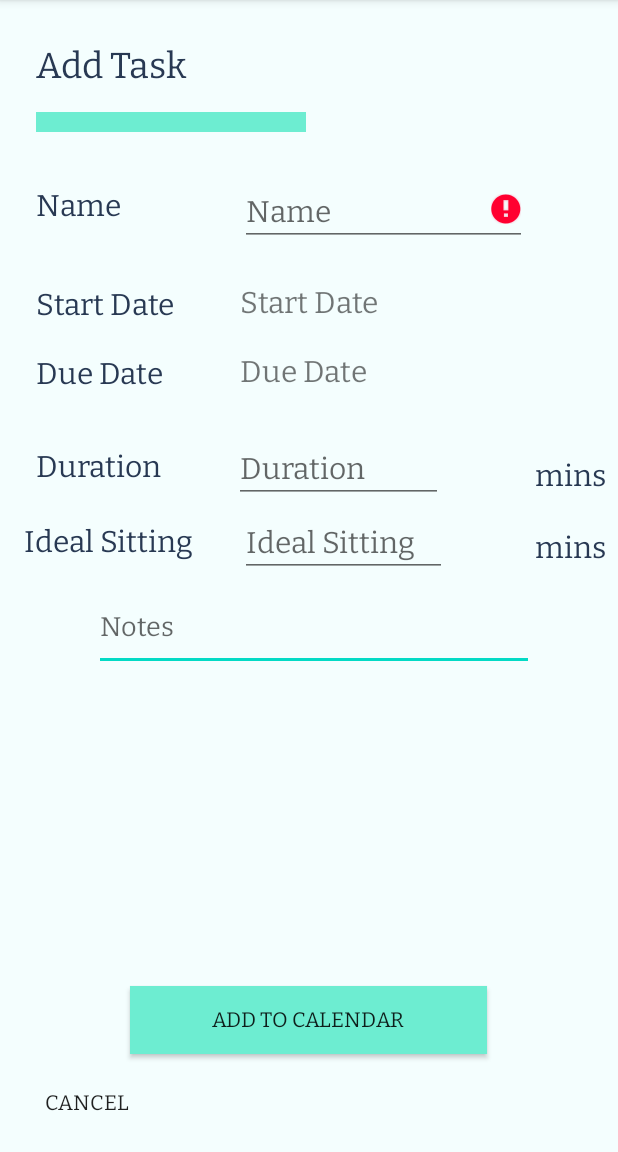
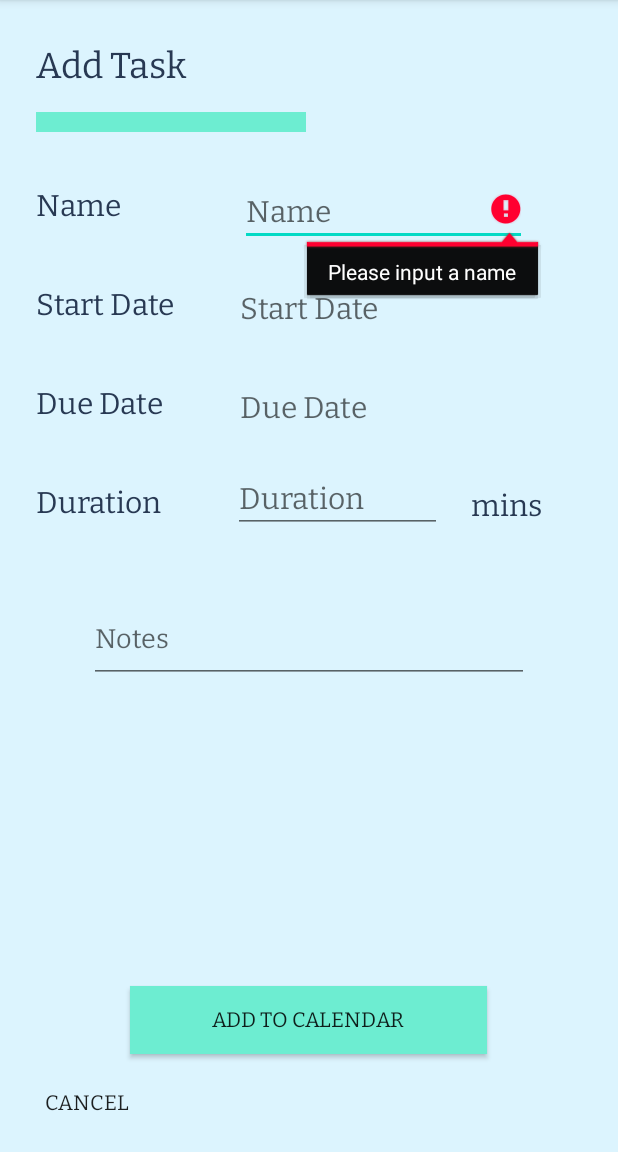
Before and after one commit to scarletdiv0922/Technovation2021, an Android app: the AddTask screen opened directly, with no data from a screen before it, after a tap on "ADD TO CALENDAR", on a phone screen of 412 x 824 dp, the part 84-1236 px from its top. Run offline under Robolectric (Android 15) with nearby library versions, the phone set to English and light mode, and no system bars.

Commit message:
add task layout and check changes

```diff
--- a/app/src/main/java/com/example/technovation2021/AddTask.java
+++ b/app/src/main/java/com/example/technovation2021/AddTask.java
@@ -55,7 +55,6 @@ public class AddTask extends AppCompatActivity {
             taskSDate = findViewById(R.id.idTaskStartDate);
             taskDDate = findViewById(R.id.idTaskDueDate);
             taskDuration = findViewById(R.id.idTaskDuration);
-            taskIdealSitting = findViewById(R.id.idTaskIdealSitting);
 
             int sittings = Integer.parseInt(taskDuration.getText().toString()) / Integer.parseInt(taskIdealSitting.getText().toString());
             Log.d("noDataErrors", "sittings= " + sittings);
@@ -93,16 +92,9 @@ public class AddTask extends AppCompatActivity {
             taskSDate = findViewById(R.id.idTaskStartDate);
             taskDDate = findViewById(R.id.idTaskDueDate);
             taskDuration = findViewById(R.id.idTaskDuration);
-            taskIdealSitting = findViewById(R.id.idTaskIdealSitting);
 
             int tDuration; //Duration of task as integer
             int tIdealSitting; //Ideal Sitting of task as integer
-            //   LocalDateTime currentDate= LocalDateTime.now();
-            //     Date tSDate = new Date(2021, 3, 24); //Start Date for task in date format //TODO: Remove comment
-            //   Date tDDate = new Date(2021, 3, 24); //Due Date for task in date format //TODO: Remove Comment
-
-            //DateTimeFormatter dtf = DateTimeFormatter.ofPattern("mm/dd/yyyy");
-            // LocalDateTime now = LocalDateTime.now();
 
             SimpleDateFormat s1 = new SimpleDateFormat("mm/dd/yyyy");
             try {
--- a/app/src/main/java/com/example/technovation2021/StudentActivity.java
+++ b/app/src/main/java/com/example/technovation2021/StudentActivity.java
@@ -332,12 +332,12 @@ public class StudentActivity<adapter2, simple_spinner_dropdown_item> extends App
             return false;
         }
 
-        if (sunday
-            && monday
-            && tuesday
-            ){
-
-        }
+//        if (sunday
+//            && monday
+//            && tuesday
+//            ){
+//
+//        }
 
 
 
--- a/app/src/main/res/layout/activity_add_task.xml
+++ b/app/src/main/res/layout/activity_add_task.xml
@@ -4,7 +4,7 @@
     xmlns:tools="http://schemas.android.com/tools"
     android:layout_width="match_parent"
     android:layout_height="match_parent"
-    android:background="#d7f4ffff"
+    android:background="#D6D7F4FF"
     tools:context=".AddTask">
 
     <Button
@@ -34,22 +34,6 @@
         android:text="@string/cancel"
         app:layout_constraintBottom_toBottomOf="parent"
         app:layout_constraintStart_toStartOf="parent" />
-
-    <EditText
-        android:id="@+id/idTaskNotes"
-        android:layout_width="293dp"
-        android:layout_height="51dp"
-        android:layout_marginTop="396dp"
-        android:layout_marginEnd="56dp"
-        android:layout_marginRight="56dp"
-        android:autofillHints=""
-        android:ems="10"
-        android:fontFamily="@font/bitter"
-        android:gravity="start|top"
-        android:hint="@string/notes"
-        android:inputType="textMultiLine"
-        app:layout_constraintEnd_toEndOf="parent"
-        app:layout_constraintTop_toTopOf="parent" />
 
     <TextView
         android:id="@+id/idTxtAddTask"
@@ -83,20 +67,6 @@
         app:layout_constraintTop_toBottomOf="@+id/idATLine" />
 
     <TextView
-        android:id="@+id/idTxtTaskName3"
-        android:layout_width="wrap_content"
-        android:layout_height="30sp"
-        android:layout_marginTop="352dp"
-        android:layout_marginEnd="8dp"
-        android:layout_marginRight="8dp"
-        android:fontFamily="@font/bitter"
-        android:text="@string/minutes"
-        android:textColor="#283953"
-        android:textSize="20sp"
-        app:layout_constraintEnd_toEndOf="parent"
-        app:layout_constraintTop_toTopOf="parent" />
-
-    <TextView
         android:id="@+id/idTxtTaskStartDate"
         android:layout_width="wrap_content"
         android:layout_height="30sp"
@@ -111,50 +81,96 @@
         app:layout_constraintTop_toBottomOf="@+id/idTxtTaskName" />
 
     <TextView
-        android:id="@+id/idTxtTaskIdealSitting"
-        android:layout_width="wrap_content"
-        android:layout_height="30sp"
-        android:layout_marginStart="16dp"
-        android:layout_marginLeft="16dp"
-        android:layout_marginTop="20dp"
-        android:fontFamily="@font/bitter"
-        android:text="@string/ideal_sitting"
-        android:textColor="#283953"
-        android:textSize="20sp"
-        app:layout_constraintStart_toStartOf="parent"
-        app:layout_constraintTop_toBottomOf="@+id/idTxtTaskDuration" />
-
-    <TextView
         android:id="@+id/idTaskStartDate"
         android:layout_width="wrap_content"
         android:layout_height="30sp"
         android:layout_marginStart="160dp"
         android:layout_marginLeft="160dp"
-        android:layout_marginTop="20dp"
+        android:layout_marginTop="24dp"
         android:fontFamily="@font/bitter"
         android:gravity="bottom"
+        android:hint="Start Date"
         android:onClick="startDateClicked"
-        android:text="@string/start_date"
         android:textSize="20sp"
         app:layout_constraintStart_toStartOf="parent"
         app:layout_constraintTop_toBottomOf="@+id/idTaskName" />
 
-    <EditText
-        android:id="@+id/idTaskIdealSitting"
-        android:layout_width="138dp"
-        android:layout_height="45dp"
+    <TextView
+        android:id="@+id/idTxtTaskDueDate"
+        android:layout_width="wrap_content"
+        android:layout_height="30sp"
+        android:layout_marginStart="24dp"
+        android:layout_marginLeft="24dp"
+        android:layout_marginTop="36dp"
+        android:fontFamily="@font/bitter"
+        android:text="@string/due_date"
+        android:textColor="#283953"
+        android:textSize="20sp"
+        app:layout_constraintStart_toStartOf="parent"
+        app:layout_constraintTop_toBottomOf="@+id/idTxtTaskStartDate" />
+
+    <TextView
+        android:id="@+id/idTaskDueDate"
+        android:layout_width="wrap_content"
+        android:layout_height="30sp"
         android:layout_marginStart="160dp"
         android:layout_marginLeft="160dp"
-        android:layout_marginTop="4dp"
+        android:layout_marginTop="36dp"
+        android:fontFamily="@font/bitter"
+        android:gravity="bottom"
+        android:hint="Due Date"
+        android:onClick="dueDateClicked"
+        android:textSize="20sp"
+        app:layout_constraintStart_toStartOf="parent"
+        app:layout_constraintTop_toBottomOf="@+id/idTaskStartDate" />
+
+    <EditText
+        android:id="@+id/idTaskNotes"
+        android:layout_width="293dp"
+        android:layout_height="51dp"
+        android:layout_marginTop="404dp"
+        android:autofillHints=""
+        android:ems="10"
+        android:fontFamily="@font/bitter"
+        android:gravity="start|top"
+        android:hint="@string/notes"
+        android:inputType="textMultiLine"
+        app:layout_constraintEnd_toEndOf="parent"
+        app:layout_constraintStart_toStartOf="parent"
+        app:layout_constraintTop_toTopOf="parent" />
+
+    <TextView
+        android:id="@+id/idTxtTaskName2"
+        android:layout_width="wrap_content"
+        android:layout_height="30sp"
+        android:layout_marginTop="324dp"
+        android:layout_marginEnd="16dp"
+        android:layout_marginRight="16dp"
+        android:fontFamily="@font/bitter"
+        android:text="@string/minutes"
+        android:textColor="#283953"
+        android:textSize="20sp"
+        app:layout_constraintEnd_toEndOf="parent"
+        app:layout_constraintHorizontal_bias="0.36"
+        app:layout_constraintStart_toEndOf="@+id/idTaskDuration"
+        app:layout_constraintTop_toTopOf="parent" />
+
+    <EditText
+        android:id="@+id/idTaskDuration"
+        android:layout_width="139dp"
+        android:layout_height="47dp"
+        android:layout_marginStart="48dp"
+        android:layout_marginLeft="48dp"
+        android:layout_marginTop="24dp"
         android:autofillHints=""
         android:ems="10"
         android:fontFamily="@font/bitter"
         android:gravity="bottom"
-        android:hint="@string/ideal_sitting"
+        android:hint="@string/duration"
         android:inputType="textPersonName"
         android:textSize="20sp"
-        app:layout_constraintStart_toStartOf="parent"
-        app:layout_constraintTop_toBottomOf="@+id/idTaskDuration" />
+        app:layout_constraintStart_toEndOf="@+id/idTxtTaskDuration"
+        app:layout_constraintTop_toBottomOf="@+id/idTaskDueDate" />
 
     <TextView
         android:id="@+id/idTxtTaskDuration"
@@ -162,44 +178,13 @@
         android:layout_height="30sp"
         android:layout_marginStart="24dp"
         android:layout_marginLeft="24dp"
-        android:layout_marginTop="32dp"
+        android:layout_marginTop="36dp"
         android:fontFamily="@font/bitter"
         android:text="@string/duration"
         android:textColor="#283953"
         android:textSize="20sp"
         app:layout_constraintStart_toStartOf="parent"
         app:layout_constraintTop_toBottomOf="@+id/idTxtTaskDueDate" />
-
-    <TextView
-        android:id="@+id/idTxtTaskDueDate"
-        android:layout_width="wrap_content"
-        android:layout_height="30sp"
-        android:layout_marginStart="24dp"
-        android:layout_marginLeft="24dp"
-        android:layout_marginTop="16dp"
-        android:fontFamily="@font/bitter"
-        android:text="@string/due_date"
-        android:textColor="#283953"
-        android:textSize="20sp"
-        app:layout_constraintStart_toStartOf="parent"
-        app:layout_constraintTop_toBottomOf="@+id/idTxtTaskStartDate" />
-
-    <EditText
-        android:id="@+id/idTaskDuration"
-        android:layout_width="139dp"
-        android:layout_height="47dp"
-        android:layout_marginStart="156dp"
-        android:layout_marginLeft="156dp"
-        android:layout_marginTop="28dp"
-        android:autofillHints=""
-        android:ems="10"
-        android:fontFamily="@font/bitter"
-        android:gravity="bottom"
-        android:hint="@string/duration"
-        android:inputType="textPersonName"
-        android:textSize="20sp"
-        app:layout_constraintStart_toStartOf="parent"
-        app:layout_constraintTop_toBottomOf="@+id/idTaskDueDate" />
 
     <TextView
         android:id="@+id/idATLine"
@@ -215,20 +200,6 @@
         app:layout_constraintTop_toBottomOf="@+id/idTxtAddTask" />
 
     <TextView
-        android:id="@+id/idTxtTaskName2"
-        android:layout_width="wrap_content"
-        android:layout_height="30sp"
-        android:layout_marginTop="304dp"
-        android:layout_marginEnd="8dp"
-        android:layout_marginRight="8dp"
-        android:fontFamily="@font/bitter"
-        android:text="@string/minutes"
-        android:textColor="#283953"
-        android:textSize="20sp"
-        app:layout_constraintEnd_toEndOf="parent"
-        app:layout_constraintTop_toTopOf="parent" />
-
-    <TextView
         android:id="@+id/idTxtTaskName"
         android:layout_width="wrap_content"
         android:layout_height="30sp"
@@ -242,19 +213,4 @@
         app:layout_constraintStart_toStartOf="parent"
         app:layout_constraintTop_toBottomOf="@+id/idATLine" />
 
-    <TextView
-        android:id="@+id/idTaskDueDate"
-        android:layout_width="wrap_content"
-        android:layout_height="30sp"
-        android:layout_marginStart="160dp"
-        android:layout_marginLeft="160dp"
-        android:layout_marginTop="16dp"
-        android:fontFamily="@font/bitter"
-        android:gravity="bottom"
-        android:onClick="dueDateClicked"
-        android:text="@string/due_date"
-        android:textSize="20sp"
-        app:layout_constraintStart_toStartOf="parent"
-        app:layout_constraintTop_toBottomOf="@+id/idTaskStartDate" />
-
 </androidx.constraintlayout.widget.ConstraintLayout>
--- a/app/src/main/res/layout/activity_student_activity.xml
+++ b/app/src/main/res/layout/activity_student_activity.xml
@@ -219,7 +219,7 @@
         app:layout_constraintHorizontal_bias="0.09"
         app:layout_constraintStart_toStartOf="parent"
         app:layout_constraintTop_toTopOf="parent"
-        app:layout_constraintVertical_bias="0.161" />
+        app:layout_constraintVertical_bias="0.159" />
 
     <TextView
         android:id="@+id/idTxtActStartTime"
@@ -237,21 +237,21 @@
 
     <EditText
         android:id="@+id/idActName"
-        android:layout_width="196sp"
-        android:layout_height="40sp"
+        android:layout_width="194dp"
+        android:layout_height="50dp"
         android:autofillHints=""
         android:ems="10"
         android:fontFamily="@font/bitter"
         android:gravity="bottom"
-        android:hint="@string/activity_name"
+        android:hint="Description"
         android:inputType="textPersonName"
         android:textSize="20sp"
         app:layout_constraintBottom_toBottomOf="parent"
         app:layout_constraintEnd_toEndOf="parent"
-        app:layout_constraintHorizontal_bias="0.786"
+        app:layout_constraintHorizontal_bias="0.782"
         app:layout_constraintStart_toStartOf="parent"
         app:layout_constraintTop_toTopOf="parent"
-        app:layout_constraintVertical_bias="0.163" />
+        app:layout_constraintVertical_bias="0.151" />
 
     <TextView
         android:id="@+id/idActEndTime"
@@ -292,8 +292,8 @@
         android:layout_marginTop="16dp"
         android:fontFamily="@font/bitter"
         android:gravity="bottom"
+        android:hint="Start Date"
         android:onClick="startDateClicked"
-        android:text="@string/start_date"
         android:textSize="20sp"
         app:layout_constraintStart_toStartOf="parent"
         app:layout_constraintTop_toBottomOf="@+id/idActName" />
```
